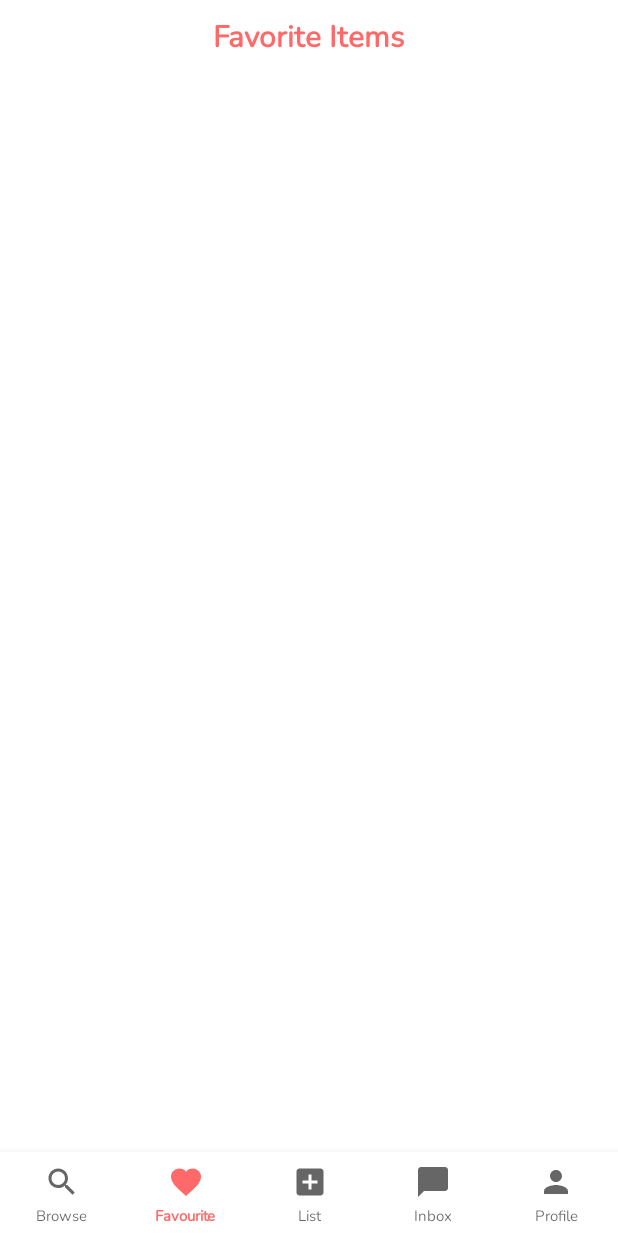
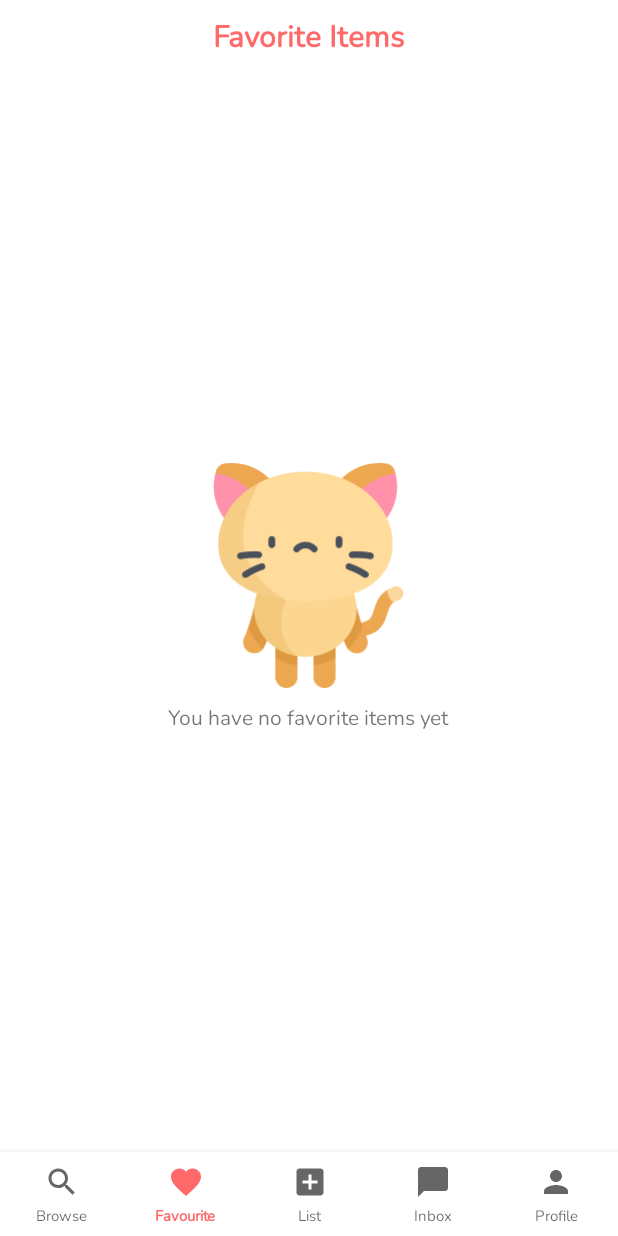
Before and after one commit to khairimusa/KaruApp, an Android app: the fragment CameraFragment placed in its activity, item 2 of the bottom bar chosen, on a phone screen of 412 x 824 dp. Run offline under Robolectric (Android 15) with nearby library versions, the phone set to English and light mode, and no system bars; our stand-ins replace Firebase (no records; nobody signed in at launch, a user with empty details on screens opened directly), Picasso.

Commit message:
second commit

```diff
--- a/app/src/main/java/com/example/karu/Fragments/CameraFragment.java
+++ b/app/src/main/java/com/example/karu/Fragments/CameraFragment.java
@@ -92,7 +92,6 @@ public class CameraFragment extends Fragment {
 
         mImageView = (ImageView)v.findViewById(R.id.image_view_camera_fragment);
         mProgressBar = (ProgressBar)v.findViewById(R.id.progress_bar);
-        mProgressBar.setVisibility(View.INVISIBLE);
 
         BottomNavigationView bottomNav = v.findViewById(R.id.bottom_navigation);
 
@@ -175,7 +174,7 @@ public class CameraFragment extends Fragment {
         final String FileNameText = editTextFileName.getText().toString().trim();
         final String CategoryText = editTextCategory.getText().toString().trim();
         final String RentRateText = editTextRentRate.getText().toString().trim();
-        final String UserID = FirebaseAuth.getInstance().getUid();
+        //final String UserID = FirebaseAuth.getInstance().getUid();
         final boolean isLike = false;
         final boolean isListed = false;
 
@@ -223,7 +222,7 @@ public class CameraFragment extends Fragment {
                                 @Override
                                 public void run() {
                                     mProgressBar.setProgress(0);
-                                    mProgressBar.setVisibility(View.INVISIBLE);
+                                    //mProgressBar.setVisibility(View.INVISIBLE);
                                 }
                             }, 500);// deleay progress bar for 5 seconds
 
--- a/app/src/main/res/layout/fragment_like.xml
+++ b/app/src/main/res/layout/fragment_like.xml
@@ -17,4 +17,23 @@
         android:textSize="20sp"
         android:textStyle="bold" />
 
+    <ImageView
+        android:id="@+id/fragment_message_empty_favourite_imageView"
+        android:layout_width="150dp"
+        android:layout_height="150dp"
+        android:layout_centerHorizontal="true"
+        android:layout_centerVertical="true"
+        android:background="@drawable/empty_favorite_kitty" />
+
+    <TextView
+        android:id="@+id/fragment_message_empty_inbox_textView"
+        android:layout_width="wrap_content"
+        android:layout_height="wrap_content"
+        android:layout_below="@+id/fragment_message_empty_favourite_imageView"
+        android:layout_centerHorizontal="true"
+        android:layout_centerVertical="true"
+        android:fontFamily="@font/nunito"
+        android:text="You have no favorite items yet"
+        android:layout_marginTop="10dp"/>
+
 </RelativeLayout>
--- a/app/src/main/res/layout/fragment_message.xml
+++ b/app/src/main/res/layout/fragment_message.xml
@@ -24,17 +24,18 @@
         android:layout_height="150dp"
         android:layout_centerHorizontal="true"
         android:layout_centerVertical="true"
-        android:background="@drawable/empty_inbox_kitty"/>
+        android:background="@drawable/empty_inbox_kitty" />
+
     <TextView
         android:id="@+id/fragment_message_empty_inbox_textView"
         android:layout_width="wrap_content"
         android:layout_height="wrap_content"
         android:layout_below="@+id/fragment_message_empty_inbox_imageView"
+        android:layout_centerHorizontal="true"
         android:layout_centerVertical="true"
-        android:layout_centerHorizontal="true"
         android:fontFamily="@font/nunito"
         android:text="You have no chats at the moment"
-        />
+        android:layout_marginTop="10dp"/>
 
 
 </RelativeLayout>
```
Also changed, not shown: app/src/main/res/drawable-xxhdpi/empty_favorite_kitty.png (added), app/src/main/res/drawable-xxhdpi/empty_inbox_kitty.png.
